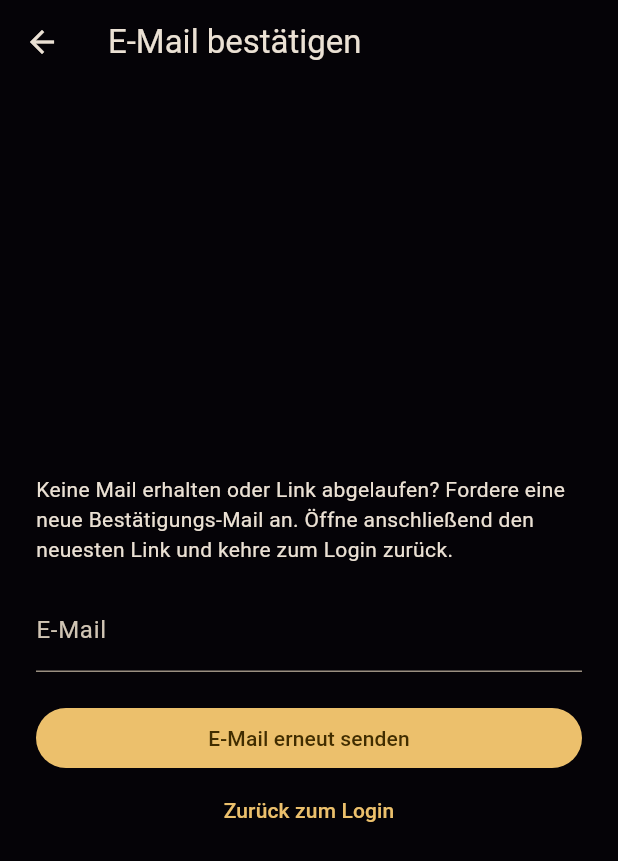
After one commit to ai-emie/emie-app, a Flutter app: the screen it shows after launch, after a tap on "Keine Mail erhalten / Link abgelaufen", on a phone screen of 412 x 824 dp. The commit adds this screen. Shown: the top 861 px of the screen. Run offline on Flutter 3.47's test engine with Material 3 defaults, Android fonts, the phone set to English and light mode, and no system bars; our stand-ins replace dio, flutter_markdown, flutter_secure_storage, google_sign_in, package_info_plus, sign_in_with_apple; accounts and stored records are empty.

Commit message:
feat(auth): complete account recovery flows

```diff
--- a/lib/app.dart
+++ b/lib/app.dart
@@ -15,6 +15,8 @@ import 'state/session_store.dart';
 
 import 'features/auth/controller/auth_controller.dart';
 import 'features/auth/presentation/screens/auth_screen.dart';
+import 'features/auth/presentation/screens/reset_password_screen.dart';
+import 'features/auth/navigation/recovery_link_controller.dart';
 
 import 'features/chat/presentation/widgets/authenticated_chat_scope.dart';
 
@@ -26,12 +28,33 @@ import 'core/localization/app_localizations.dart';
 // APP
 // ===============================================
 
-class EmieApp extends StatelessWidget {
+class EmieApp extends StatefulWidget {
   const EmieApp({super.key});
 
   @override
+  State<EmieApp> createState() => _EmieAppState();
+}
+
+class _EmieAppState extends State<EmieApp> {
+  late final RecoveryLinkController _recovery;
+
+  @override
+  void initState() {
+    super.initState();
+    _recovery = RecoveryLinkController();
+  }
+
+  @override
+  void dispose() {
+    _recovery.dispose();
+    super.dispose();
+  }
+
+  @override
   Widget build(BuildContext context) {
-    return MultiProvider(
+    return AnimatedBuilder(
+      animation: _recovery,
+      builder: (context, _) => MultiProvider(
       providers: [
         // =====================================
         // SESSION STORE
@@ -87,10 +110,12 @@ class EmieApp extends StatelessWidget {
 
           final app = MaterialApp(
             key: ValueKey<String>(
-              'emie-root-$rootNavigationState',
+              'emie-root-$rootNavigationState-recovery-${_recovery.revision}',
             ),
 
             title: 'Emie',
+            // Recovery ingress owns native route strings; Navigator names never contain proofs.
+            initialRoute: '/',
             builder: (context, child) {
               final auth = context.watch<AuthController>();
               final notice = auth.deletionNotice;
@@ -204,9 +229,11 @@ class EmieApp extends StatelessWidget {
 
             home: session.isBootstrapping
                 ? const _BootstrapScreen()
-                : session.isAuthenticated
-                    ? const MainShell()
-                    : const AuthScreen(),
+                : _recovery.hasPending
+                    ? ResetPasswordScreen(token: _recovery.token, onDone: _recovery.dismiss)
+                    : session.isAuthenticated
+                        ? const MainShell()
+                        : const AuthScreen(),
           );
 
           if (session.isBootstrapping || !session.isAuthenticated) return app;
@@ -217,7 +244,7 @@ class EmieApp extends StatelessWidget {
             key: ValueKey(session.generation), session: session, child: app);
         },
       ),
-    );
+    ));
   }
 }
 
--- /dev/null
+++ b/lib/features/auth/navigation/recovery_link_controller.dart
@@ -0,0 +1,91 @@
+import 'package:flutter/widgets.dart';
+
+import '../../../../state/session_store.dart';
+
+/// A small ingress for the existing Navigator. Native URL association is B3.
+/// Proofs remain in RAM, never in route names, preferences or secure storage.
+class RecoveryLinkController extends ChangeNotifier
+    with WidgetsBindingObserver {
+  RecoveryLinkController({String? initialRoute, SessionStore? session})
+      : _session = session ?? SessionStore.instance {
+    WidgetsBinding.instance.addObserver(this);
+    _session.addListener(_sessionChanged);
+    acceptRoute(initialRoute ??
+        WidgetsBinding.instance.platformDispatcher.defaultRouteName);
+  }
+
+  final SessionStore _session;
+  bool _pending = false;
+  String? _token;
+  int? _origin;
+  int _revision = 0;
+
+  bool get hasPending => _pending;
+  String? get token => _token;
+  int get revision => _revision;
+
+  bool acceptRoute(String route) {
+    Uri? uri;
+    try {
+      if (route.length <= 4096) uri = Uri.tryParse(route);
+    } catch (_) {
+      return false;
+    }
+    if (uri == null || uri.path != '/reset-password') return false;
+    String? token;
+    try {
+      final values = uri.queryParametersAll['token'];
+      if ((!uri.hasScheme || uri.scheme == 'https') &&
+          (!uri.hasAuthority ||
+              (uri.scheme == 'https' && uri.host.isNotEmpty)) &&
+          uri.userInfo.isEmpty &&
+          !uri.hasFragment &&
+          uri.queryParametersAll.length == 1 &&
+          values?.length == 1 &&
+          RegExp(r'^[A-Za-z0-9_-]{20,256}$').hasMatch(values!.single)) {
+        token = values.single;
+      }
+    } catch (_) {
+      // A malformed recovery URI opens a neutral invalid-link state.
+    }
+    _pending = true;
+    _token = token;
+    _origin = _session.isBootstrapping ? null : _session.generation;
+    _revision++;
+    notifyListeners();
+    return true;
+  }
+
+  void _sessionChanged() {
+    if (!_pending || _session.isBootstrapping) return;
+    if (_origin == null) {
+      _origin = _session.generation;
+    } else if (!_session.isCurrent(_origin!)) {
+      dismiss();
+    }
+  }
+
+  void dismiss() {
+    _pending = false;
+    _token = null;
+    _origin = null;
+    _revision++;
+    notifyListeners();
+  }
+
+  @override
+  Future<bool> didPushRoute(String route) async => acceptRoute(route);
+
+  @override
+  Future<bool> didPushRouteInformation(
+          RouteInformation routeInformation) async =>
+      acceptRoute(routeInformation.uri.toString());
+
+  @override
+  void dispose() {
+    WidgetsBinding.instance.removeObserver(this);
+    _session.removeListener(_sessionChanged);
+    _token = null;
+    super.dispose();
+  }
+}
--- a/lib/features/auth/presentation/screens/auth_screen.dart
+++ b/lib/features/auth/presentation/screens/auth_screen.dart
@@ -7,6 +7,7 @@ import 'package:flutter/material.dart';
 import 'package:provider/provider.dart';
 
 import 'forgot_password_screen.dart';
+import 'verification_recovery_screen.dart';
 
 import '../../controller/auth_controller.dart';
 
@@ -67,7 +68,7 @@ class _AuthScreenState extends State<AuthScreen> {
 
     final name = _nameController.text.trim();
     final email = _emailController.text.trim();
-    final password = _passwordController.text.trim();
+    final password = _passwordController.text;
 
     if (_isLoginMode) {
       // Keine Navigation hier.
@@ -90,9 +91,12 @@ class _AuthScreenState extends State<AuthScreen> {
     if (success) {
       setState(() {
         _uiHint =
-            'Registrierung erfolgreich. Bitte bestätige deine E-Mail und logge dich danach ein.';
+            'Falls eine Registrierung möglich ist, erhältst du eine Bestätigungs-Mail. '
+            'Bestätige deine E-Mail und melde dich danach an.';
         _isLoginMode = true;
       });
+      Navigator.of(context).push(MaterialPageRoute<void>(
+          builder: (_) => VerificationRecoveryScreen(initialEmail: email)));
     }
   }
 
@@ -358,6 +362,7 @@ class _AuthScreenState extends State<AuthScreen> {
                     onPressed: auth.isLoading
                         ? null
                         : () {
+                            auth.clearError();
                             Navigator.of(context).push(
                               MaterialPageRoute(
                                 builder: (_) =>
@@ -376,6 +381,17 @@ class _AuthScreenState extends State<AuthScreen> {
                   ),
                 ),
               ],
+
+              TextButton(
+                key: const ValueKey('verification-recovery-link'),
+                onPressed: auth.isLoading ? null : () {
+                  auth.clearError();
+                  Navigator.of(context).push(MaterialPageRoute<void>(
+                    builder: (_) => VerificationRecoveryScreen(
+                        initialEmail: _emailController.text.trim())));
+                },
+                child: const Text('Keine Mail erhalten / Link abgelaufen'),
+              ),
 
               // Confirm password (Register only)
               if (!_isLoginMode) ...[
--- a/lib/features/auth/presentation/screens/forgot_password_screen.dart
+++ b/lib/features/auth/presentation/screens/forgot_password_screen.dart
@@ -7,6 +7,7 @@ import 'package:flutter/material.dart';
 import 'package:provider/provider.dart';
 
 import '../../controller/auth_controller.dart';
+import '../../../../state/session_store.dart';
 
 class ForgotPasswordScreen extends StatefulWidget {
   const ForgotPasswordScreen({super.key});
@@ -42,9 +43,10 @@ class _ForgotPasswordScreenState extends State<ForgotPasswordScreen> {
 
     final email = _email.text.trim();
 
+    final origin = SessionStore.instance.generation;
     final ok = await auth.requestPasswordReset(email);
 
-    if (!mounted) return;
+    if (!mounted || !SessionStore.instance.isCurrent(origin)) return;
 
     if (ok) {
       setState(() {
@@ -164,7 +166,7 @@ class _ForgotPasswordScreenState extends State<ForgotPasswordScreen> {
                         validator: (value) {
                           final text = value?.trim() ?? '';
                           if (text.isEmpty) return 'Bitte E-Mail eingeben.';
-                          if (!text.contains('@') || !text.contains('.')) {
+                          if (!RegExp(r'^[^\s@]+@[^\s@]+\.[^\s@]+$').hasMatch(text)) {
                             return 'Bitte eine gültige E-Mail-Adresse eingeben.';
                           }
                           return null;
--- /dev/null
+++ b/lib/features/auth/presentation/screens/verification_recovery_screen.dart
@@ -0,0 +1,119 @@
+import 'package:flutter/material.dart';
+import 'package:provider/provider.dart';
+
+import '../../../../state/session_store.dart';
+import '../../controller/auth_controller.dart';
+
+class VerificationRecoveryScreen extends StatefulWidget {
+  const VerificationRecoveryScreen({super.key, this.initialEmail = ''});
+  final String initialEmail;
+
+  @override
+  State<VerificationRecoveryScreen> createState() =>
+      _VerificationRecoveryScreenState();
+}
+
+class _VerificationRecoveryScreenState
+    extends State<VerificationRecoveryScreen> {
+  late final _email = TextEditingController(text: widget.initialEmail);
+  final _form = GlobalKey<FormState>();
+  bool _requested = false;
+  String? _error;
+
+  @override
+  void dispose() {
+    _email.dispose();
+    super.dispose();
+  }
+
+  Future<void> _submit(AuthController auth) async {
+    if (auth.isLoading) return;
+    auth.clearError();
+    setState(() {
+      _requested = false;
+      _error = null;
+    });
+    if (!_form.currentState!.validate()) return;
+    FocusScope.of(context).unfocus();
+    final origin = SessionStore.instance.generation;
+    final ok = await auth.requestVerificationResend(_email.text.trim());
+    if (!mounted || !SessionStore.instance.isCurrent(origin)) return;
+    setState(() {
+      _requested = ok;
+      _error = ok ? null : auth.errorMessage;
+    });
+  }
+
+  @override
+  Widget build(BuildContext context) {
+    final auth = context.watch<AuthController>();
+    return Scaffold(
+      appBar: AppBar(title: const Text('E-Mail bestätigen')),
+      body: SafeArea(
+          child: Center(
+              child: SingleChildScrollView(
+        padding: const EdgeInsets.all(24),
+        child: ConstrainedBox(
+          constraints: const BoxConstraints(maxWidth: 440),
+          child: Form(
+              key: _form,
+              child: Column(
+                mainAxisSize: MainAxisSize.min,
+                crossAxisAlignment: CrossAxisAlignment.stretch,
+                children: [
+                  const Text(
+                      'Keine Mail erhalten oder Link abgelaufen? Fordere eine neue Bestätigungs-Mail an. '
+                      'Öffne anschließend den neuesten Link und kehre zum Login zurück.'),
+                  const SizedBox(height: 16),
+                  TextFormField(
+                    key: const ValueKey('verification-email'),
+                    controller: _email,
+                    enabled: !auth.isLoading,
+                    keyboardType: TextInputType.emailAddress,
+                    autocorrect: false,
+                    decoration: const InputDecoration(labelText: 'E-Mail'),
+                    validator: (value) => RegExp(r'^[^\s@]+@[^\s@]+\.[^\s@]+$')
+                            .hasMatch((value ?? '').trim())
+                        ? null
+                        : 'Bitte eine gültige E-Mail-Adresse eingeben.',
+                  ),
+                  if (_error != null) ...[
+                    const SizedBox(height: 12),
+                    Text(_error!,
+                        key: const ValueKey('verification-error'),
+                        style: TextStyle(
+                            color: Theme.of(context).colorScheme.error)),
+                  ],
+                  if (_requested) ...[
+                    const SizedBox(height: 12),
+                    const Text(
+                        'Falls für diese Adresse eine Bestätigung nötig ist, wurde eine neue Mail angefordert. '
+                        'Prüfe auch den Spamordner. Bereits bestätigt? Melde dich direkt an.',
+                        key: ValueKey('verification-requested')),
+                  ],
+                  const SizedBox(height: 20),
+                  FilledButton(
+                    key: const ValueKey('verification-submit'),
+                    onPressed: auth.isLoading ? null : () => _submit(auth),
+                    child: auth.isLoading
+                        ? const SizedBox(
+                            width: 20,
+                            height: 20,
+                            child: CircularProgressIndicator(strokeWidth: 2))
+                        : const Text('E-Mail erneut senden'),
+                  ),
+                  TextButton(
+                    key: const ValueKey('verification-return'),
+                    onPressed: auth.isLoading
+                        ? null
+                        : () => Navigator.of(context)
+                            .popUntil((route) => route.isFirst),
+                    child: const Text('Zurück zum Login'),
+                  ),
+                ],
+              )),
+        ),
+      ))),
+    );
+  }
+}
```
Also changed, not shown: lib/data/auth/auth_api.dart (+24 -4 lines), lib/data/auth/auth_repository.dart (+17 -2 lines), lib/features/auth/controller/auth_controller.dart (+33 -34 lines), lib/features/auth/presentation/screens/reset_password_screen.dart (added, +153 -0 lines), 1 other file.
